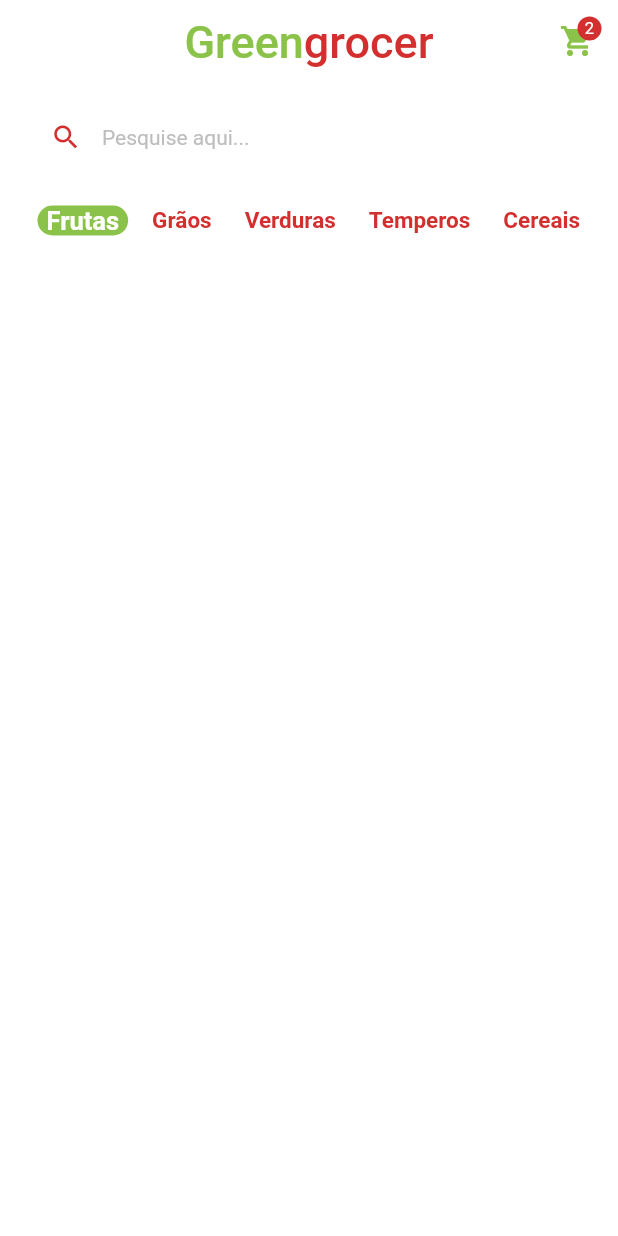
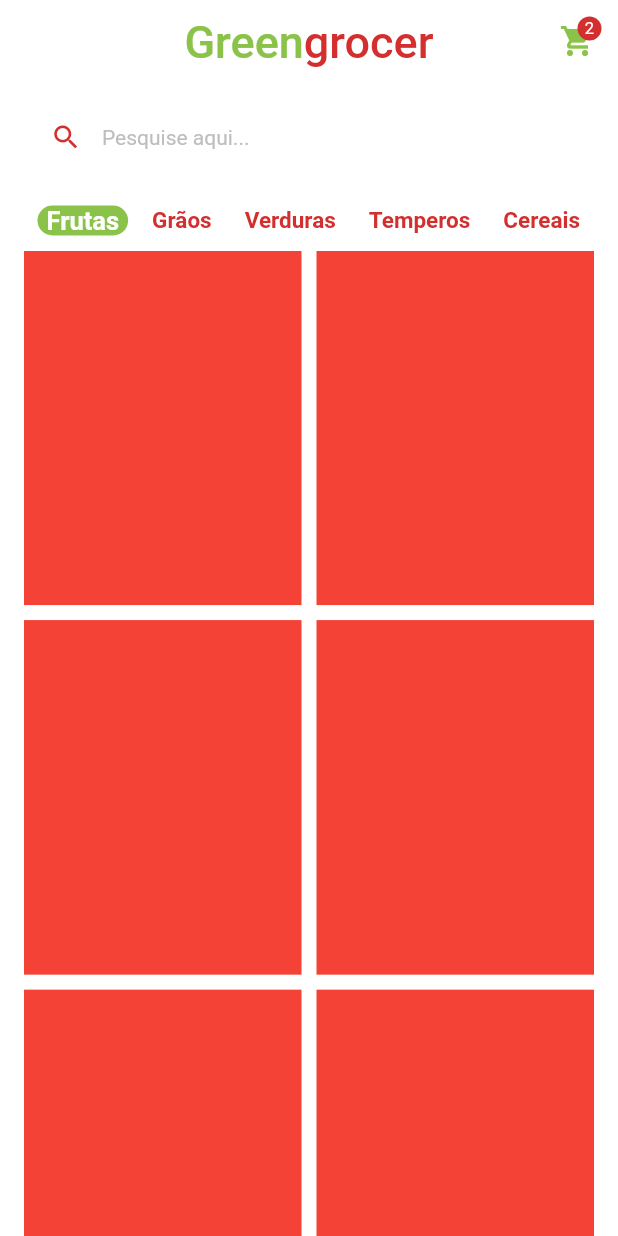
Before and after one commit to luizmineiro/quintanda_virtual, a Flutter app: the HomeTab screen opened directly, on a phone screen of 412 x 824 dp. Run offline on Flutter 3.47's test engine with Material 2 defaults, Android fonts, the phone set to English and light mode, and no system bars; our stand-ins replace animated_text_kit, mask_text_input_formatter.

Commit message:
criando grid para apresentação dos produtos

```diff
--- a/lib/src/pages/home/home_tab.dart
+++ b/lib/src/pages/home/home_tab.dart
@@ -1,5 +1,7 @@
+// ignore_for_file: library_prefixes
+
 import 'package:flutter/material.dart';
-import 'package:quitanda_virtual/src/config/app_data.dart';
+import 'package:quitanda_virtual/src/config/app_data.dart' as appData;
 import 'package:quitanda_virtual/src/config/custom_colors.dart';
 import 'package:quitanda_virtual/src/pages/home/components/category_tile.dart';
 
@@ -11,7 +13,6 @@ class HomeTab extends StatefulWidget {
 }
 
 class _HomeTabState extends State<HomeTab> {
-
   String selectedCategory = 'Frutas';
 
   @override
@@ -110,19 +111,37 @@ class _HomeTabState extends State<HomeTab> {
                 return CategoryTile(
                   onPressed: () {
                     setState(() {
-                      selectedCategory = categorias[index];
+                      selectedCategory = appData.categorias[index];
                     });
                   },
-                  category: categorias[index],
-                  isSelected: categorias[index] == selectedCategory,
+                  category: appData.categorias[index],
+                  isSelected: appData.categorias[index] == selectedCategory,
                 );
               },
               separatorBuilder: (context, index) => const SizedBox(width: 10),
-              itemCount: categorias.length,
+              itemCount: appData.categorias.length,
             ),
           ),
 
           //* Grid
+          Expanded(
+            child: GridView.builder(
+              padding: const EdgeInsets.fromLTRB(16, 0, 16, 16),
+              physics: const BouncingScrollPhysics(),
+              gridDelegate: const SliverGridDelegateWithFixedCrossAxisCount(
+                crossAxisCount: 2,
+                mainAxisSpacing: 10,
+                crossAxisSpacing: 10,
+                childAspectRatio: 9 / 11.5,
+              ),
+              itemCount: appData.items.length,
+              itemBuilder: (context, index) {
+                return Container(
+                  color: Colors.red,
+                );
+              },
+            ),
+          ),
         ],
       ),
     );
```
